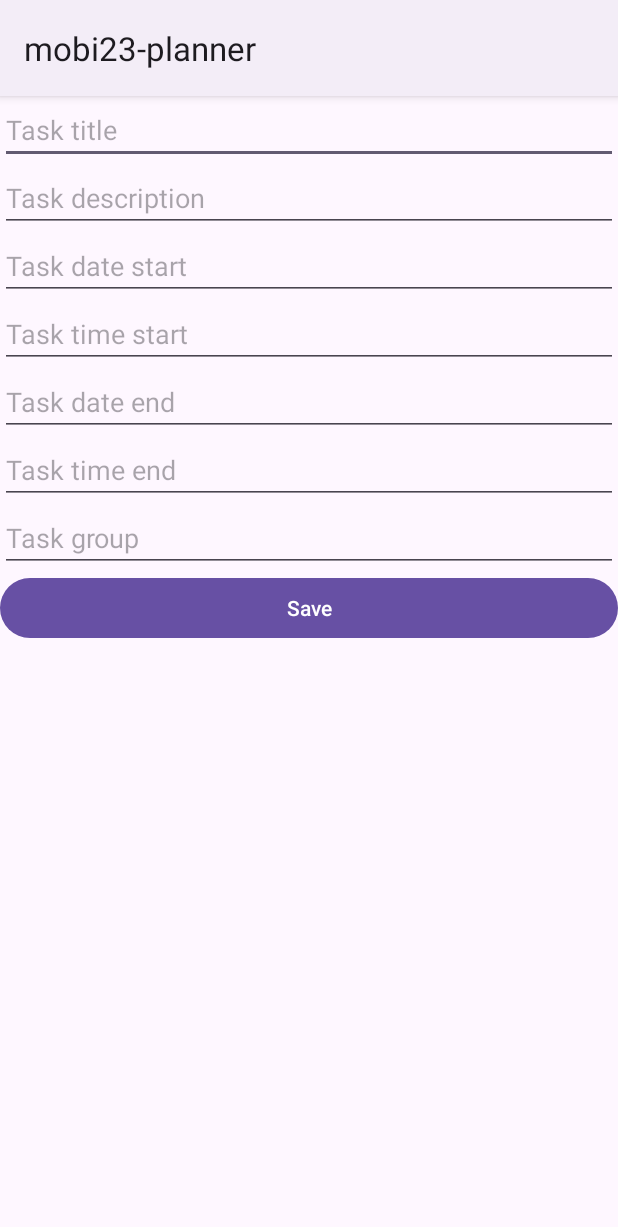
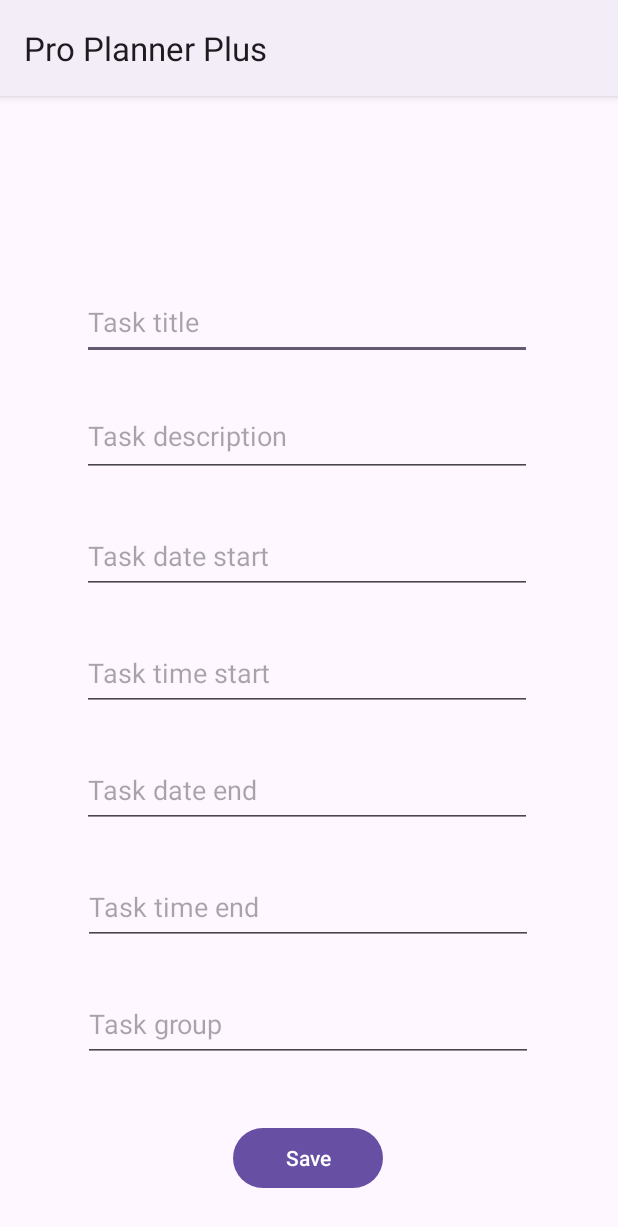
Before and after one commit to uhhigor/mobi23-planner, an Android app: the screen it shows after launch once a user with an empty profile is signed in (EditTaskActivity), after a tap on "TODO", on a phone screen of 412 x 824 dp. Shown: the top 1227 px of the screen. Run offline under Robolectric (Android 15) with nearby library versions, the phone set to English and light mode, and no system bars; our stand-ins replace Firebase (no records; nobody signed in at launch, a user with empty details on screens opened directly).

Commit message:
warnings in layouts resolved, colors added

```diff
--- a/app/src/main/java/com/example/mobi23_planner/TasksListActivity.java
+++ b/app/src/main/java/com/example/mobi23_planner/TasksListActivity.java
@@ -1,11 +1,9 @@
 package com.example.mobi23_planner;
 
 import java.util.List;
-
 import android.app.Activity;
 import android.content.Intent;
 import android.os.Bundle;
-import android.util.Log;
 import android.view.Menu;
 import android.view.MenuItem;
 import android.view.MotionEvent;
@@ -19,6 +17,8 @@ import android.widget.Toast;
 import androidx.activity.result.ActivityResultLauncher;
 import androidx.activity.result.contract.ActivityResultContracts;
 import androidx.appcompat.app.AppCompatActivity;
+import androidx.core.content.ContextCompat;
+import androidx.recyclerview.widget.DividerItemDecoration;
 import androidx.recyclerview.widget.LinearLayoutManager;
 import androidx.recyclerview.widget.RecyclerView;
 
@@ -49,6 +49,10 @@ public class TasksListActivity extends AppCompatActivity {
 
         rvTasks = findViewById(R.id.rvTasks);
         rvTasks.setLayoutManager(new LinearLayoutManager(this));
+        DividerItemDecoration divider = new DividerItemDecoration(rvTasks.getContext(), DividerItemDecoration.VERTICAL);
+        divider.setDrawable(ContextCompat.getDrawable(getBaseContext(), R.drawable.custom_divider));
+        rvTasks.addItemDecoration(divider);
+
         rvTasks.setAdapter(adapter);
 
         spinner = findViewById(R.id.sSpinner);
@@ -80,7 +84,7 @@ public class TasksListActivity extends AppCompatActivity {
                 result -> {
                     if (result.getResultCode() == Activity.RESULT_OK) {
                         Intent data = result.getData();
-                        if(data == null) return;
+                        if (data == null) return;
 
                         dm.updateTask(data.getStringExtra("oldTaskId"), (Task) data.getSerializableExtra("newTask"));
                         Toast.makeText(this, "Task updated", Toast.LENGTH_SHORT).show();
@@ -99,10 +103,14 @@ public class TasksListActivity extends AppCompatActivity {
                 }
                 return false;
             }
+
             @Override
-            public void onTouchEvent(RecyclerView rv, MotionEvent e) {}
+            public void onTouchEvent(RecyclerView rv, MotionEvent e) {
+            }
+
             @Override
-            public void onRequestDisallowInterceptTouchEvent(boolean disallowIntercept) {}
+            public void onRequestDisallowInterceptTouchEvent(boolean disallowIntercept) {
+            }
 
             private void editTask(Task task) {
                 Intent intent = new Intent(TasksListActivity.this, EditTaskActivity.class);
@@ -137,7 +145,7 @@ public class TasksListActivity extends AppCompatActivity {
                 result -> {
                     if (result.getResultCode() == Activity.RESULT_OK) {
                         Intent data = result.getData();
-                        if(data == null) return;
+                        if (data == null) return;
                         dm.addTask((Task) data.getSerializableExtra("newTask"));
                         Toast.makeText(this, "Task added", Toast.LENGTH_SHORT).show();
                     }
--- /dev/null
+++ b/app/src/main/res/drawable/custom_divider.xml
@@ -0,0 +1,11 @@
+<?xml version="1.0" encoding="utf-8"?>
+<inset xmlns:android="http://schemas.android.com/apk/res/android"
+    android:insetLeft="10dp"
+    android:insetRight="10dp">
+
+    <shape>
+        <size android:height="0.5dp" />
+        <solid android:color="@android:color/darker_gray" />
+    </shape>
+
+</inset>
--- a/app/src/main/res/layout/activity_edit_task.xml
+++ b/app/src/main/res/layout/activity_edit_task.xml
@@ -6,72 +6,118 @@
     android:layout_height="match_parent"
     tools:context=".EditTaskActivity">
 
-    <LinearLayout
-        android:layout_width="match_parent"
-        android:layout_height="match_parent"
-        android:orientation="vertical">
-
     <EditText
         android:id="@+id/etTitle"
-            android:layout_width="match_parent"
-            android:layout_height="wrap_content"
+        android:layout_width="300dp"
+        android:layout_height="50dp"
+        android:layout_marginBottom="28dp"
+        android:autofillHints="taskTitle"
         android:ems="10"
-            android:hint="Task title"
-            android:inputType="text" />
+        android:hint="@string/task_title"
+        android:inputType="text"
+        app:layout_constraintBottom_toTopOf="@+id/etDescription"
+        app:layout_constraintEnd_toEndOf="parent"
+        app:layout_constraintHorizontal_bias="0.486"
+        app:layout_constraintStart_toStartOf="parent" />
 
     <EditText
         android:id="@+id/etDescription"
-            android:layout_width="match_parent"
-            android:layout_height="wrap_content"
+        android:layout_width="300dp"
+        android:layout_height="50dp"
+        android:layout_marginBottom="28dp"
+        android:autofillHints="taskDescription"
         android:ems="10"
         android:gravity="start|top"
-            android:hint="Task description"
-            android:inputType="textMultiLine" />
+        android:hint="@string/task_description"
+        android:inputType="textMultiLine"
+        app:layout_constraintBottom_toTopOf="@+id/etDateStart"
+        app:layout_constraintEnd_toEndOf="parent"
+        app:layout_constraintHorizontal_bias="0.486"
+        app:layout_constraintStart_toStartOf="parent" />
 
     <EditText
         android:id="@+id/etDateStart"
-            android:layout_width="match_parent"
-            android:layout_height="wrap_content"
+        android:layout_width="300dp"
+        android:layout_height="50dp"
+        android:layout_marginBottom="28dp"
+        android:autofillHints="date"
         android:ems="10"
-            android:hint="Task date start"
-            android:focusable="false"/>
+        android:focusable="false"
+        android:hint="@string/task_date_start"
+        android:inputType="date"
+        app:layout_constraintBottom_toTopOf="@+id/etTimeStart"
+        app:layout_constraintEnd_toEndOf="parent"
+        app:layout_constraintHorizontal_bias="0.486"
+        app:layout_constraintStart_toStartOf="parent" />
 
     <EditText
         android:id="@+id/etTimeStart"
-                android:layout_width="match_parent"
-                android:layout_height="wrap_content"
+        android:layout_width="300dp"
+        android:layout_height="50dp"
+        android:layout_marginBottom="28dp"
+        android:autofillHints="time"
         android:ems="10"
-                android:hint="Task time start"
-                android:focusable="false" />
+        android:focusable="false"
+        android:hint="@string/task_time_start"
+        android:inputType="time"
+        app:layout_constraintBottom_toTopOf="@+id/etDateEnd"
+        app:layout_constraintEnd_toEndOf="parent"
+        app:layout_constraintHorizontal_bias="0.486"
+        app:layout_constraintStart_toStartOf="parent" />
 
     <EditText
         android:id="@+id/etDateEnd"
-            android:layout_width="match_parent"
-            android:layout_height="wrap_content"
+        android:layout_width="300dp"
+        android:layout_height="50dp"
+        android:layout_marginBottom="28dp"
+        android:autofillHints="date"
         android:ems="10"
-            android:hint="Task date end"
-            android:focusable="false"/>
+        android:focusable="false"
+        android:hint="@string/task_date_end"
+        android:inputType="date"
+        app:layout_constraintBottom_toTopOf="@+id/etTimeEnd"
+        app:layout_constraintEnd_toEndOf="parent"
+        app:layout_constraintHorizontal_bias="0.486"
+        app:layout_constraintStart_toStartOf="parent" />
 
     <EditText
         android:id="@+id/etTimeEnd"
-            android:layout_width="match_parent"
-            android:layout_height="wrap_content"
+        android:layout_width="300dp"
+        android:layout_height="50dp"
+        android:layout_marginBottom="28dp"
+        android:autofillHints="time"
         android:ems="10"
-            android:hint="Task time end"
-            android:focusable="false" />
+        android:focusable="false"
+        android:hint="@string/task_time_end"
+        android:inputType="time"
+        app:layout_constraintBottom_toTopOf="@+id/etGroup"
+        app:layout_constraintEnd_toEndOf="parent"
+        app:layout_constraintHorizontal_bias="0.495"
+        app:layout_constraintStart_toStartOf="parent" />
 
     <EditText
         android:id="@+id/etGroup"
-            android:layout_width="match_parent"
-            android:layout_height="wrap_content"
+        android:layout_width="300dp"
+        android:layout_height="50dp"
+        android:layout_marginBottom="40dp"
+        android:autofillHints="taskGroup"
         android:ems="10"
-            android:hint="Task group"/>
+        android:hint="@string/task_group"
+        android:inputType="text"
+        app:layout_constraintBottom_toTopOf="@+id/btSave"
+        app:layout_constraintEnd_toEndOf="parent"
+        app:layout_constraintHorizontal_bias="0.495"
+        app:layout_constraintStart_toStartOf="parent" />
 
     <Button
         android:id="@+id/btSave"
-            android:layout_width="match_parent"
+        android:layout_width="100dp"
         android:layout_height="wrap_content"
-            android:text="Save" />
+        android:layout_marginBottom="28dp"
+        android:text="@string/save"
+        app:layout_constraintBottom_toBottomOf="parent"
+        app:layout_constraintEnd_toEndOf="parent"
+        app:layout_constraintHorizontal_bias="0.498"
+        app:layout_constraintStart_toStartOf="parent" />
 
-    </LinearLayout>
 </androidx.constraintlayout.widget.ConstraintLayout>
--- a/app/src/main/res/menu/context_task_menu.xml
+++ b/app/src/main/res/menu/context_task_menu.xml
@@ -1,8 +1,8 @@
 <menu xmlns:android="http://schemas.android.com/apk/res/android">
     <item
             android:id="@+id/menu_edit"
-            android:title="Edit"/>
+            android:title="@string/edit"/>
     <item
             android:id="@+id/menu_delete"
-            android:title="Delete"/>
+            android:title="@string/delete"/>
 </menu>
--- a/app/src/main/res/menu/menu_main.xml
+++ b/app/src/main/res/menu/menu_main.xml
@@ -5,7 +5,7 @@
     <item
         android:id="@+id/action_refresh"
         android:orderInCategory="101"
-        android:title="Refresh"
+        android:title="@string/refresh"
         app:showAsAction="never" />
     <item
         android:id="@+id/action_settings"
@@ -15,6 +15,6 @@
     <item
         android:id="@+id/action_logout"
         android:orderInCategory="101"
-        android:title="Logout"
+        android:title="@string/logout"
         app:showAsAction="never" />
 </menu>
--- a/app/src/main/res/values/strings.xml
+++ b/app/src/main/res/values/strings.xml
@@ -1,17 +1,38 @@
 <resources>
-    <string name="app_name">mobi23-planner</string>
+    <string name="app_name">Pro Planner Plus</string>
+
     <string name="action_settings">Settings</string>
+    <string name="refresh">Refresh</string>
+    <string name="logout">Logout</string>
+
+    <string name="edit">Edit</string>
+    <string name="delete">Delete</string>
 
     <string name="prompt_name">Name</string>
     <string name="prompt_email">Email</string>
     <string name="prompt_password">Password</string>
 
-
     <string name="action_sign_in">Sign in</string>
     <string name="action_register">Register</string>
+
+    <string name="already_have_account">Already have an account?</string>
+
+    <string name="not_registered">Not registered yet?</string>
 
     <string name="welcome">"Welcome !"</string>
     <string name="invalid_username">Not a valid username</string>
     <string name="login_failed">"Login failed"</string>
     <string name="title_activity_login">LoginActivity</string>
+
+    <string name="task_title">Task title</string>
+    <string name="task_description">Task description</string>
+    <string name="task_date_start">Task date start</string>
+    <string name="task_time_start">Task time start</string>
+    <string name="task_date_end">Task date end</string>
+    <string name="task_time_end">Task time end</string>
+    <string name="task_group">Task group</string>
+    <string name="save">Save</string>
+    <string name="todo">TODO</string>
+    <string name="task_image">Task image</string>
+
 </resources>
```
Also changed, not shown: app/src/main/res/layout/activity_login.xml (+22 -19 lines), app/src/main/res/layout/activity_register.xml (+33 -28 lines), app/src/main/res/layout/activity_tasks_list.xml (+5 -5 lines), app/src/main/res/layout/task_list_item.xml (+20 -13 lines), app/src/main/res/values/colors.xml (+8 -2 lines). Lines whose indentation alone changed are shown as unchanged.
